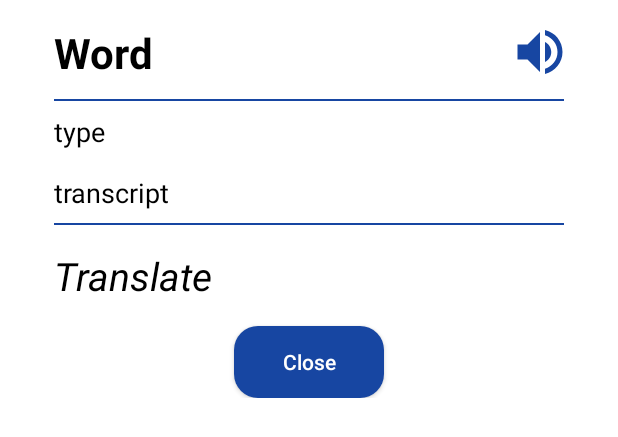
After one commit to Nabijonov-Otabek-19/Eng-Uz-Dictionary-offline, an Android app: the layout custom_word_dialog.xml on its own in the app's theme, with its tools: preview values and no code run, on a phone screen of 412 x 824 dp. The commit adds this screen. Shown: the top 437 px of the screen. Run offline under Robolectric (Android 15) with nearby library versions, the light colour scheme and no system bars; network calls fail.

Commit message:
project updated

```diff
--- a/app/src/main/AndroidManifest.xml
+++ b/app/src/main/AndroidManifest.xml
@@ -11,10 +11,6 @@
         android:supportsRtl="true"
         android:theme="@style/Theme.MyApplication"
         tools:targetApi="31">
-        <activity
-            android:name=".ui.item_word.ItemWordActivity"
-            android:exported="false"
-            android:screenOrientation="portrait" />
         <activity
             android:name=".ui.main.MainActivity"
             android:exported="false"
--- /dev/null
+++ b/app/src/main/res/drawable/bg_btn_close.xml
@@ -0,0 +1,6 @@
+<?xml version="1.0" encoding="utf-8"?>
+<shape xmlns:android="http://schemas.android.com/apk/res/android">
+
+    <corners android:radius="16dp" />
+    <solid android:color="@color/blue" />
+</shape>
--- /dev/null
+++ b/app/src/main/res/drawable/bg_word_dialog.xml
@@ -0,0 +1,6 @@
+<?xml version="1.0" encoding="utf-8"?>
+<shape xmlns:android="http://schemas.android.com/apk/res/android">
+
+    <corners android:radius="16dp" />
+    <solid android:color="@color/white" />
+</shape>
--- a/app/src/main/res/layout/activity_main.xml
+++ b/app/src/main/res/layout/activity_main.xml
@@ -19,7 +19,7 @@
             android:layout_weight="1"
             android:gravity="center_vertical"
             android:paddingStart="16dp"
-            android:text="Dictionary"
+            android:text="Eng-Uz Dictionary"
             android:textColor="@color/white"
             android:textSize="22sp" />
 
@@ -79,5 +79,4 @@
         android:textColor="@color/blue"
         android:textSize="24sp" />
 
-
 </LinearLayout>
--- /dev/null
+++ b/app/src/main/res/layout/custom_word_dialog.xml
@@ -0,0 +1,97 @@
+<?xml version="1.0" encoding="utf-8"?>
+<androidx.appcompat.widget.LinearLayoutCompat xmlns:android="http://schemas.android.com/apk/res/android"
+    xmlns:app="http://schemas.android.com/apk/res-auto"
+    android:layout_width="match_parent"
+    android:layout_height="wrap_content"
+    android:layout_marginHorizontal="24dp"
+    android:background="@drawable/bg_word_dialog"
+    android:gravity="center"
+    android:orientation="vertical"
+    android:padding="4dp">
+
+    <androidx.appcompat.widget.LinearLayoutCompat
+        android:layout_width="match_parent"
+        android:layout_height="wrap_content"
+        android:gravity="center"
+        android:orientation="horizontal">
+
+
+        <androidx.appcompat.widget.AppCompatTextView
+            android:id="@+id/txtWord"
+            android:layout_width="0dp"
+            android:layout_height="wrap_content"
+            android:layout_marginVertical="4dp"
+            android:layout_weight="1"
+            android:padding="8dp"
+            android:text="Word"
+            android:textColor="@color/black"
+            android:textSize="28sp"
+            android:textStyle="bold" />
+
+        <androidx.appcompat.widget.AppCompatImageView
+            android:id="@+id/btnVolume"
+            android:layout_width="48dp"
+            android:layout_height="48dp"
+            android:clickable="true"
+            android:padding="4dp"
+            android:src="@drawable/ic_volume"
+            android:tint="@color/blue" />
+
+    </androidx.appcompat.widget.LinearLayoutCompat>
+
+    <View
+        android:layout_marginHorizontal="8dp"
+        android:background="@color/blue"
+        android:layout_width="match_parent"
+        android:layout_height="1dp"/>
+
+    <androidx.appcompat.widget.AppCompatTextView
+        android:id="@+id/txtType"
+        android:layout_width="match_parent"
+        android:layout_height="wrap_content"
+        android:padding="8dp"
+        android:text="type"
+        android:textColor="@color/black"
+        android:textSize="18sp"
+        app:layout_constraintBottom_toTopOf="@id/txtTranscript"
+        app:layout_constraintLeft_toLeftOf="parent"
+        app:layout_constraintRight_toRightOf="parent"
+        app:layout_constraintTop_toBottomOf="@id/txtWord" />
+
+    <androidx.appcompat.widget.AppCompatTextView
+        android:id="@+id/txtTranscript"
+        android:layout_width="match_parent"
+        android:layout_height="wrap_content"
+        android:padding="8dp"
+        android:text="transcript"
+        android:textColor="@color/black"
+        android:textSize="18sp" />
+
+    <View
+        android:layout_marginHorizontal="8dp"
+        android:background="@color/blue"
+        android:layout_width="match_parent"
+        android:layout_height="1dp"/>
+
+    <androidx.appcompat.widget.AppCompatTextView
+        android:id="@+id/txtTrans"
+        android:layout_width="match_parent"
+        android:layout_height="wrap_content"
+        android:layout_marginVertical="8dp"
+        android:padding="8dp"
+        android:text="Translate"
+        android:textColor="@color/black"
+        android:textSize="26sp"
+        android:textStyle="italic" />
+
+    <androidx.appcompat.widget.AppCompatButton
+        android:id="@+id/btnClose"
+        android:layout_width="100dp"
+        android:layout_height="48dp"
+        android:background="@drawable/bg_btn_close"
+        android:text="Close"
+        android:textAllCaps="false"
+        android:textColor="@color/white" />
+
+
+</androidx.appcompat.widget.LinearLayoutCompat>
--- a/app/src/main/res/values/colors.xml
+++ b/app/src/main/res/values/colors.xml
@@ -7,5 +7,5 @@
     <color name="teal_700">#FF018786</color>
     <color name="black">#FF000000</color>
     <color name="white">#FFFFFFFF</color>
-    <color name="blue">#2196F3</color>
+    <color name="blue">#1746A2</color>
 </resources>
--- a/app/src/main/res/values/strings.xml
+++ b/app/src/main/res/values/strings.xml
@@ -1,3 +1,3 @@
 <resources>
-    <string name="app_name">English Dictionary</string>
+    <string name="app_name">Eng-Uz Dictionary</string>
 </resources>
```
Also changed, not shown: app/src/main/java/uz/gita/dictionary_bek/ui/favourite/FavouriteActivity.kt (+80 -6 lines), app/src/main/java/uz/gita/dictionary_bek/ui/item_word/ItemWordActivity.kt (deleted, +0 -89 lines), app/src/main/java/uz/gita/dictionary_bek/ui/main/MainActivity.kt (+85 -5 lines), app/src/main/res/layout/activity_item_word.xml (deleted, +0 -123 lines).
